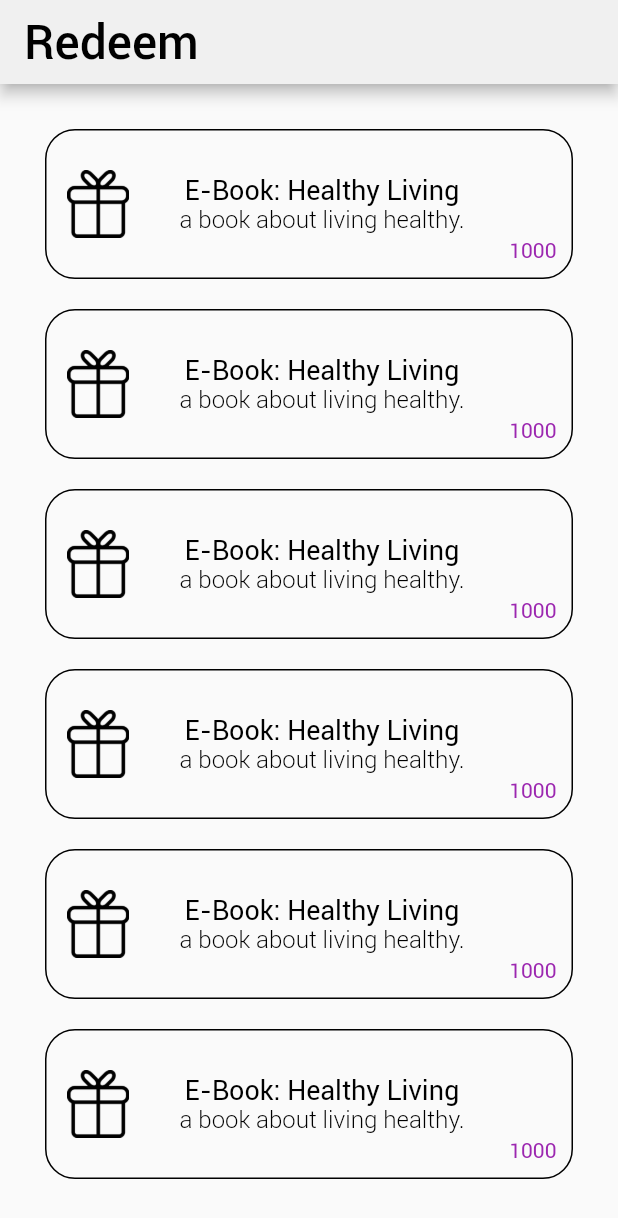
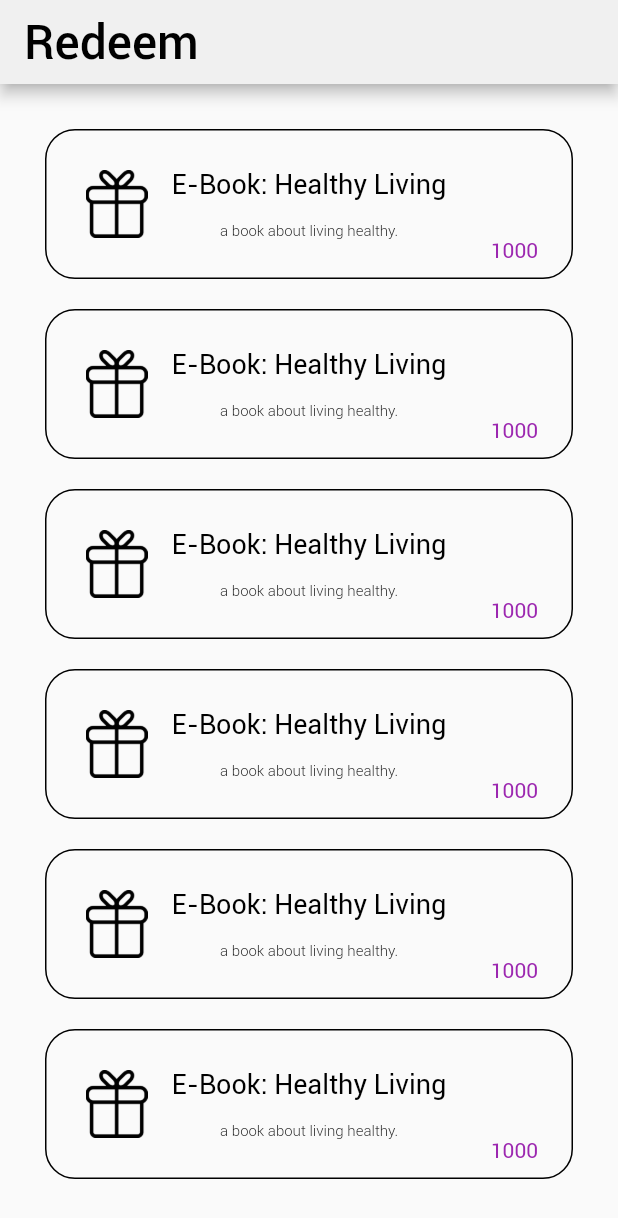
Before and after one commit to andrewwu-dev/Fitdle_App, a Flutter app: the RedeemScreen screen opened directly, on a phone screen of 412 x 824 dp. Shown: the top 1218 px of the screen. Run offline on Flutter 3.47's test engine with Material 2 defaults, Android fonts, the phone set to English and light mode, and no system bars; our stand-ins replace dio, firebase_auth, firebase_core, fluttertoast, get_it, rxdart; accounts and stored records are empty; network calls fail.

Commit message:
fetch rewards from backend. Fix rewardBox UI

```diff
--- a/Fitdle/lib/components/common.dart
+++ b/Fitdle/lib/components/common.dart
@@ -3,10 +3,12 @@ import 'package:flutter/cupertino.dart';
 import '../constants/font_size.dart';
 
 
-Widget fitdleText(label, size, {color=Colors.black, weight=FontWeight.w400}) {
+Widget fitdleText(label, size, {color=Colors.black, weight=FontWeight.w400, align=TextAlign.center}) {
   return Text(
     label,
-      style: TextStyle(fontFamily: "Roboto", fontSize: size, color: color, fontWeight: weight)
+    style: TextStyle(fontFamily: "Roboto", fontSize: size, color: color, fontWeight: weight),
+    overflow: TextOverflow.clip,
+    textAlign: align
   );
 }
 
--- a/Fitdle/lib/models/reward.dart
+++ b/Fitdle/lib/models/reward.dart
@@ -14,7 +14,7 @@ class Reward {
       json["title"],
       json["description"],
       json["cost"],
-      json["isAvailable"]
+      json["isAvailable"] == 1
     );
   }
 }
--- a/Fitdle/lib/pages/redeem/redeem_screen.dart
+++ b/Fitdle/lib/pages/redeem/redeem_screen.dart
@@ -1,5 +1,5 @@
 import 'package:fitdle/constants/all_constants.dart';
-import 'package:fitdle/pages/redeem/redeem_VM.dart';
+import 'package:fitdle/pages/redeem/redeem_vm.dart';
 import 'package:fitdle/pages/redeem/reward_box.dart';
 import 'package:flutter/material.dart';
 
@@ -13,12 +13,16 @@ class RedeemScreen extends StatefulWidget {
 class _RedeemScreenState extends State<RedeemScreen> {
   late final RedeemVM _redeemVM;
   //late StreamSubscription _errorSubscription;
-  bool _isLoading = false;
+  bool _isLoading = true;
 
   @override
   void initState() {
     super.initState();
     _redeemVM = RedeemVM();
+    _redeemVM.getRewards().then((_) {
+      _isLoading = false;
+      setState(() {});
+    });
   }
 
   @override
@@ -32,7 +36,8 @@ class _RedeemScreenState extends State<RedeemScreen> {
 
   @override
   Widget build(BuildContext context) {
-    Size size = MediaQuery.of(context).size;
+    if (_isLoading) return CircularProgressIndicator();
+
     return Scaffold(
       resizeToAvoidBottomInset: false,
       appBar: AppBar(
@@ -52,7 +57,7 @@ class _RedeemScreenState extends State<RedeemScreen> {
           itemBuilder: (BuildContext context, int index) {
             final reward = _redeemVM.rewards[index];
             return RewardBox(
-                imgURL: null,
+                imgURL: reward.imgURL,
                 title: reward.title,
                 description: reward.description ?? "",
                 cost: reward.cost
--- a/Fitdle/lib/pages/redeem/reward_box.dart
+++ b/Fitdle/lib/pages/redeem/reward_box.dart
@@ -25,22 +25,22 @@ class _RewardBoxState extends State<RewardBox> {
         borderRadius: BorderRadius.circular(20),
         border: Border.all(),
       ),
-      child: Row(
-        mainAxisAlignment: MainAxisAlignment.spaceBetween,
+      child:
+      Row(
+        mainAxisAlignment: MainAxisAlignment.spaceEvenly,
         children: [
-          Image.asset(
-            "lib/resources/images/gift.jpg",
-            height: 45,
-            width: 49,
+          rewardImage(),
+          Flexible(
+              child: Column(
+                mainAxisAlignment: MainAxisAlignment.spaceEvenly,
+                children: [
+                  fitdleText(widget.title, h5),
+                  // If null description is set to ""
+                  fitdleText(widget.description, 10.0, weight: FontWeight.w300)
+                ],
+              )
           ),
-          Column(
-            mainAxisAlignment: MainAxisAlignment.center,
-            children: [
-              fitdleText(widget.title, h5),
-              // If null description is set to ""
-              fitdleText(widget.description, body, weight: FontWeight.w300)
-            ],
-          ),
+          SizedBox(width: 5),
           Align(
             alignment: Alignment.bottomRight,
             child: fitdleText(widget.cost.toString(), hint, color: Colors.purple)
@@ -49,4 +49,12 @@ class _RewardBoxState extends State<RewardBox> {
       )
     );
   }
+
+  Image rewardImage(){
+    if(widget.imgURL == null) {
+      return Image.asset("lib/resources/images/gift.jpg", height: 45, width: 49);
+    } else {
+      return Image.network(widget.imgURL!, fit: BoxFit.fitHeight);
+    }
+  }
 }
--- a/Fitdle/lib/repository/base_repository.dart
+++ b/Fitdle/lib/repository/base_repository.dart
@@ -6,7 +6,7 @@ class BaseRepository {
 
   final Dio _dio = Dio();
 
-  Future<Object> fetch(endpoint, params) async {
+  Future<Object> fetch(endpoint, [params]) async {
     try {
       String url = _baseURL + endpoint;
       Response response = await _dio.get(url, queryParameters: params);
--- a/Fitdle/lib/repository/user_repository.dart
+++ b/Fitdle/lib/repository/user_repository.dart
@@ -29,9 +29,8 @@ class UserRepository extends BaseRepository implements UserRepositoryProtocol {
           lastName: json["lastName"],
           birthDate: json["birthDate"],
           numPoints: json["numPoints"]);
-      return res;
     }
-    return Failure(res); // let VM handle what UI to show for success/fail
+    return res;
   }
 
   @override
```
Also changed, not shown: Fitdle/lib/pages/redeem/redeem_vm.dart (renamed from Fitdle/lib/pages/redeem/redeem_VM.dart, +21 -5 lines), Fitdle/lib/repository/rewards_repository.dart (+13 -2 lines). Lines whose indentation alone changed are shown as unchanged.
